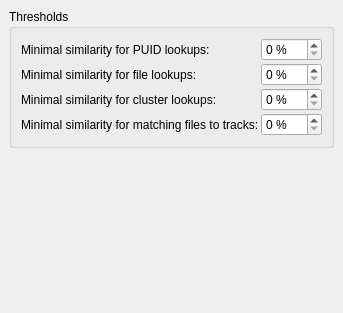
Qt form ui/options_matching.ui (lalinsky/picard-debian) before a commit.
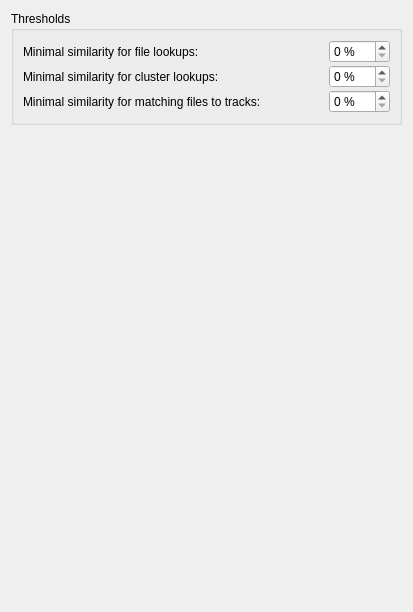
The same form after that commit.

Patch:
```diff
--- a/ui/options_matching.ui
+++ b/ui/options_matching.ui
@@ -1,39 +1,28 @@
 <ui version="4.0" >
  <class>MatchingOptionsPage</class>
- <widget class="QWidget" name="MatchingOptionsPage" >
-  <property name="geometry" >
+ <widget class="QWidget" name="MatchingOptionsPage">
+  <property name="geometry">
    <rect>
     <x>0</x>
     <y>0</y>
-    <width>328</width>
-    <height>313</height>
+    <width>413</width>
+    <height>612</height>
    </rect>
   </property>
-  <layout class="QVBoxLayout" >
-   <property name="margin" >
-    <number>9</number>
-   </property>
-   <property name="spacing" >
-    <number>6</number>
-   </property>
+  <layout class="QVBoxLayout">
    <item>
     <widget class="QGroupBox" name="rename_files" >
      <property name="title" >
       <string>Thresholds</string>
      </property>
-     <layout class="QGridLayout" >
-      <property name="margin" >
-       <number>9</number>
-      </property>
-      <property name="spacing" >
+     <layout class="QGridLayout">
+      <property name="spacing">
        <number>2</number>
       </property>
-      <item row="3" column="0" >
-       <widget class="QLabel" name="label_6" >
-        <property name="sizePolicy" >
-         <sizepolicy>
-          <hsizetype>7</hsizetype>
-          <vsizetype>5</vsizetype>
+      <item row="2" column="0">
+       <widget class="QLabel" name="label_6">
+        <property name="sizePolicy">
+         <sizepolicy hsizetype="Expanding" vsizetype="Preferred">
           <horstretch>0</horstretch>
           <verstretch>0</verstretch>
          </sizepolicy>
@@ -46,9 +35,9 @@
         </property>
        </widget>
       </item>
-      <item row="3" column="1" >
-       <widget class="QSpinBox" name="track_matching_threshold" >
-        <property name="suffix" >
+      <item row="2" column="1">
+       <widget class="QSpinBox" name="track_matching_threshold">
+        <property name="suffix">
          <string> %</string>
         </property>
         <property name="maximum" >
@@ -56,9 +45,9 @@
         </property>
        </widget>
       </item>
-      <item row="2" column="1" >
-       <widget class="QSpinBox" name="cluster_lookup_threshold" >
-        <property name="suffix" >
+      <item row="1" column="1">
+       <widget class="QSpinBox" name="cluster_lookup_threshold">
+        <property name="suffix">
          <string> %</string>
         </property>
         <property name="maximum" >
@@ -66,9 +55,9 @@
         </property>
        </widget>
       </item>
-      <item row="1" column="1" >
-       <widget class="QSpinBox" name="file_lookup_threshold" >
-        <property name="suffix" >
+      <item row="0" column="1">
+       <widget class="QSpinBox" name="file_lookup_threshold">
+        <property name="suffix">
          <string> %</string>
         </property>
         <property name="maximum" >
@@ -76,12 +65,10 @@
         </property>
        </widget>
       </item>
-      <item row="1" column="0" >
-       <widget class="QLabel" name="label_4" >
-        <property name="sizePolicy" >
-         <sizepolicy>
-          <hsizetype>7</hsizetype>
-          <vsizetype>5</vsizetype>
+      <item row="0" column="0">
+       <widget class="QLabel" name="label_4">
+        <property name="sizePolicy">
+         <sizepolicy hsizetype="Expanding" vsizetype="Preferred">
           <horstretch>0</horstretch>
           <verstretch>0</verstretch>
          </sizepolicy>
@@ -94,12 +81,10 @@
         </property>
        </widget>
       </item>
-      <item row="2" column="0" >
-       <widget class="QLabel" name="label_5" >
-        <property name="sizePolicy" >
-         <sizepolicy>
-          <hsizetype>7</hsizetype>
-          <vsizetype>5</vsizetype>
+      <item row="1" column="0">
+       <widget class="QLabel" name="label_5">
+        <property name="sizePolicy">
+         <sizepolicy hsizetype="Expanding" vsizetype="Preferred">
           <horstretch>0</horstretch>
           <verstretch>0</verstretch>
          </sizepolicy>
@@ -112,34 +97,6 @@
         </property>
        </widget>
       </item>
-      <item row="0" column="0" >
-       <widget class="QLabel" name="label_3" >
-        <property name="sizePolicy" >
-         <sizepolicy>
-          <hsizetype>7</hsizetype>
-          <vsizetype>5</vsizetype>
-          <horstretch>0</horstretch>
-          <verstretch>0</verstretch>
-         </sizepolicy>
-        </property>
-        <property name="text" >
-         <string>Minimal similarity for PUID lookups:</string>
-        </property>
-        <property name="buddy" >
-         <cstring>puid_lookup_threshold</cstring>
-        </property>
-       </widget>
-      </item>
-      <item row="0" column="1" >
-       <widget class="QSpinBox" name="puid_lookup_threshold" >
-        <property name="suffix" >
-         <string> %</string>
-        </property>
-        <property name="maximum" >
-         <number>100</number>
-        </property>
-       </widget>
-      </item>
      </layout>
     </widget>
    </item>
```
Left out of the diff: 30 changed lines with no effect on the pictures.
